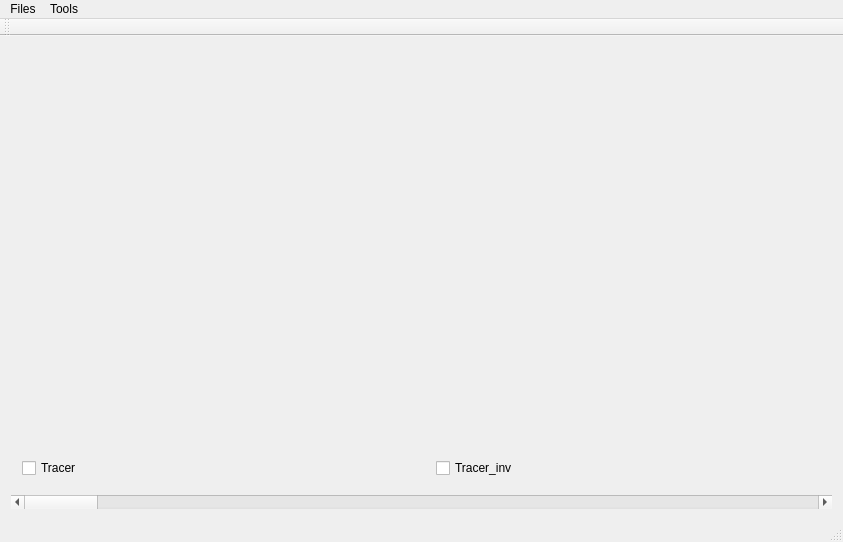
Old version of the form mainwindow.ui in the repository jphong89/ColonVisualization.
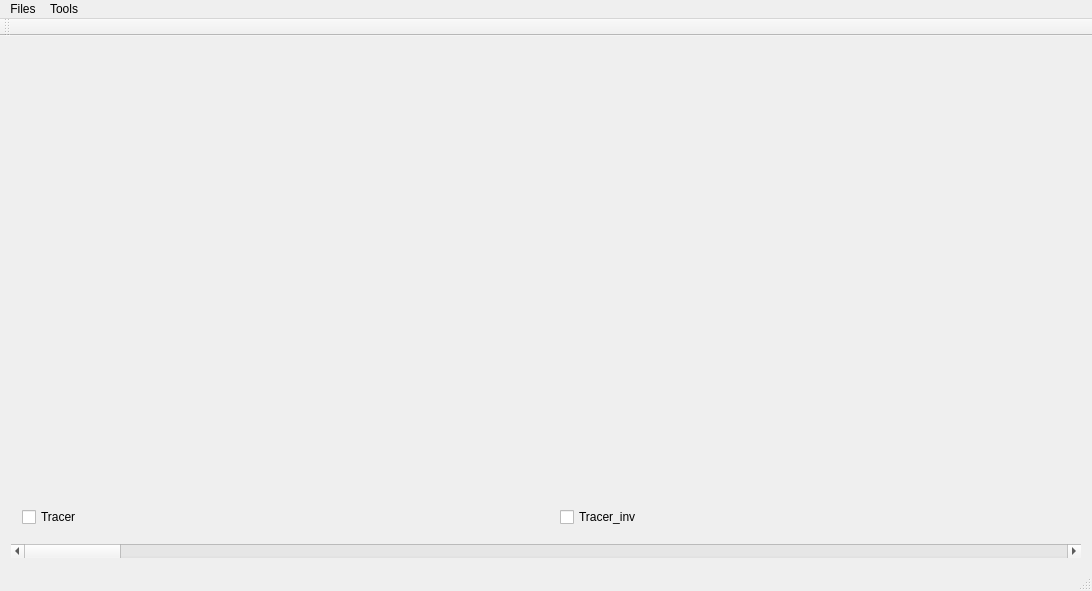
New version of the form. Custom widgets are drawn as their Qt base class.

Commit message: produce screen shots

```diff
--- a/mainwindow.ui
+++ b/mainwindow.ui
@@ -6,8 +6,8 @@
    <rect>
     <x>0</x>
     <y>0</y>
-    <width>843</width>
-    <height>542</height>
+    <width>1092</width>
+    <height>591</height>
    </rect>
   </property>
   <property name="windowTitle">
@@ -92,7 +92,7 @@
     <rect>
      <x>0</x>
      <y>0</y>
-     <width>843</width>
+     <width>1092</width>
      <height>20</height>
     </rect>
    </property>
```
The commit also changes 3 other files.
